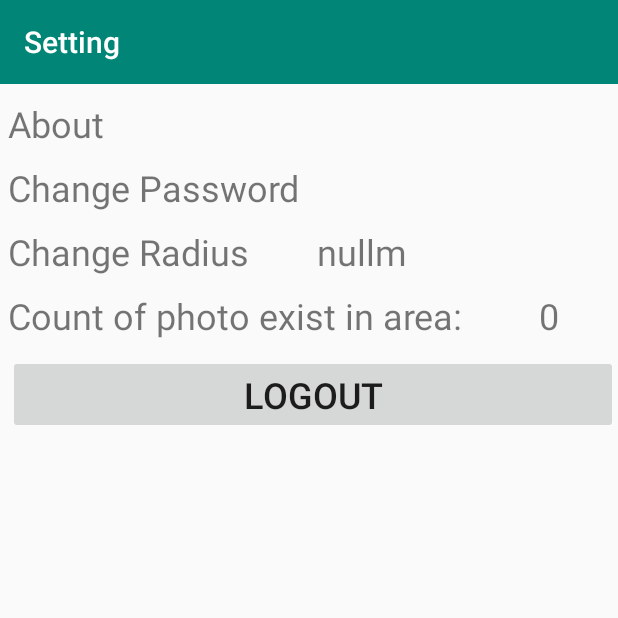
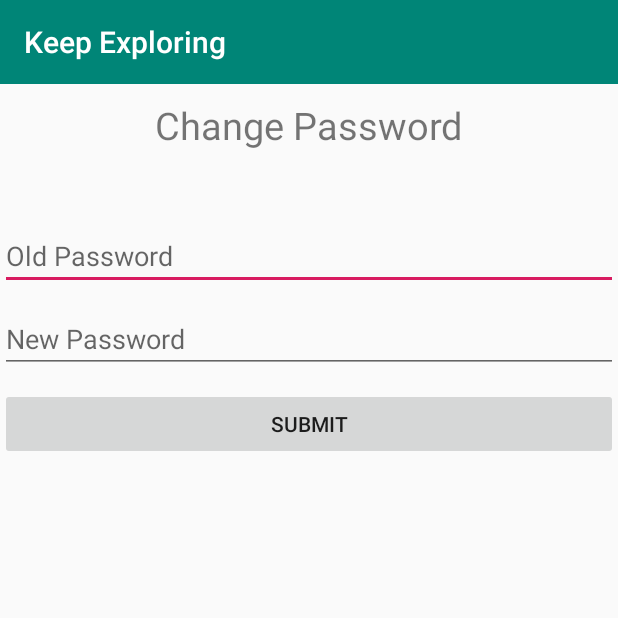
Before and after one commit to ChristK/Project, an Android app: the SetActivity screen opened directly, with no data from a screen before it, after a tap on "Change Password", on a phone screen of 412 x 824 dp, the top half of it. Run offline under Robolectric (Android 15) with nearby library versions, the phone set to English and light mode, and no system bars; 3 statements that could not run were skipped.

Commit message:
遗漏的修改密码功能

```diff
--- a/project/src/main/java/com/example/project/Activity/CameraViewActivity.java
+++ b/project/src/main/java/com/example/project/Activity/CameraViewActivity.java
@@ -148,8 +148,9 @@ public class CameraViewActivity extends AppCompatActivity  implements SurfaceHol
                     Point bestPreviewSizeValue1 = findBestPreviewSizeValue(parameters.getSupportedPreviewSizes());
                     parameters.setPreviewSize(bestPreviewSizeValue1.x, bestPreviewSizeValue1.y);
                     camera.setParameters(parameters);
-                    parameters.set("jpeg-quality", 90);
+                    parameters.set("jpeg-quality", 80);
                     camera.setParameters(parameters);
+                    camera.setDisplayOrientation(90);
                     parameters.setFocusMode(Camera.Parameters.FOCUS_MODE_AUTO);
                     camera.autoFocus(null);
                     camera.takePicture(null,null,callback);
--- /dev/null
+++ b/project/src/main/java/com/example/project/Activity/ChangePwdActivity.java
@@ -0,0 +1,115 @@
+package com.example.project.Activity;
+
+import android.content.ContentValues;
+import android.content.Intent;
+import android.content.SharedPreferences;
+import android.database.Cursor;
+import android.database.sqlite.SQLiteDatabase;
+import android.support.v7.app.AppCompatActivity;
+import android.os.Bundle;
+import android.util.Log;
+import android.view.View;
+import android.widget.Button;
+import android.widget.EditText;
+import android.widget.TextView;
+import android.widget.Toast;
+
+import com.example.project.DB.DB;
+import com.example.project.R;
+
+public class ChangePwdActivity extends AppCompatActivity {
+
+    private TextView username;
+    private EditText old_pwd;
+    private EditText new_pwd;
+    private Button submit;
+    private SharedPreferences sp;
+
+    /**
+     * Table name
+     */
+    public static final String DATABASE_USER_TABLE="table_user";
+
+    @Override
+    protected void onCreate(Bundle savedInstanceState) {
+        super.onCreate(savedInstanceState);
+        setContentView(R.layout.activity_change_pwd);
+
+        init();
+        sp=getSharedPreferences("save",MODE_PRIVATE);
+        String name =sp.getString("name",null) ;
+        username.setText(name);
+        submit.setOnClickListener(new View.OnClickListener() {
+            @Override
+            public void onClick(View v) {
+                String user=username.getText().toString().trim();
+                updatePassword(user);
+            }
+        });
+
+
+    }
+
+    private void init() {
+        username=(TextView)findViewById(R.id.username);
+        old_pwd=(EditText)findViewById(R.id.old_pwd);
+        new_pwd=(EditText)findViewById(R.id.new_pwd);
+        submit=(Button)findViewById(R.id.submit);
+    }
+
+
+    public boolean isExist(String username){
+
+        DB DB =new DB(ChangePwdActivity.this);
+        SQLiteDatabase database= DB.getReadableDatabase();
+
+        Cursor cursor=database.query(DATABASE_USER_TABLE, new String[]{"username"}, "username=?", new String[]{username}, null, null, null);
+
+        if(cursor.getCount()!=0){
+            return true;
+        }
+        return false;
+    }
+    public boolean pwdIsExist(String old_pwd){
+
+        DB DB =new DB(ChangePwdActivity.this);
+        SQLiteDatabase database= DB.getReadableDatabase();
+
+        Cursor cursor=database.query(DATABASE_USER_TABLE, new String[]{"password"}, "password=?", new String[]{old_pwd}, null, null, null);
+
+        if(cursor.getCount()!=0){
+            return true;
+        }
+        return false;
+    }
+
+    private void updatePassword(String username){
+
+        DB DB =new DB(ChangePwdActivity.this);
+        SQLiteDatabase database= DB.getReadableDatabase();
+        String newpassword_input=new_pwd.getText().toString().trim();
+        String oldpassword=old_pwd.getText().toString().trim();
+
+            if (isExist(username)==true){
+                if (pwdIsExist(oldpassword)){
+                    ContentValues values=new ContentValues();
+                    values.put("Password", newpassword_input);
+                    int line=database.update(DATABASE_USER_TABLE,values,"Username=?",new String[]{username});
+                    if(line>0){
+                        Toast.makeText(ChangePwdActivity.this,"Password Change Successful!",Toast.LENGTH_SHORT).show();
+                        finish();
+                    }
+                }else {
+                    Toast.makeText(ChangePwdActivity.this,"Old password is erroe!",Toast.LENGTH_SHORT).show();
+                }
+
+
+            }else {
+                Toast.makeText(ChangePwdActivity.this,"Username is not Exist!",Toast.LENGTH_SHORT).show();
+            }
+        database.close();
+
+        }
+
+
+}
--- a/project/src/main/java/com/example/project/Activity/MainActivity.java
+++ b/project/src/main/java/com/example/project/Activity/MainActivity.java
@@ -99,7 +99,6 @@ public class MainActivity extends AppCompatActivity {
         if (currentTab == page) {
             return;
         }
-
         //获取fragment的页码
         Fragment fragment = fragments.get(page);
         //fragment事务
--- a/project/src/main/java/com/example/project/Activity/ResultAcitvity.java
+++ b/project/src/main/java/com/example/project/Activity/ResultAcitvity.java
@@ -320,7 +320,6 @@ public class ResultAcitvity extends AppCompatActivity {
     private void addType(String type){
         ContentValues values = new ContentValues();
         values.put("Type", type);
-
         DB db=new DB(ResultAcitvity.this);
         SQLiteDatabase database=db.getReadableDatabase();
         long rowId=database.insert(DATABASE_TYPE_TABLE,null,values);
@@ -477,6 +476,8 @@ public class ResultAcitvity extends AppCompatActivity {
 
         exif.setAttribute(ExifInterface.TAG_GPS_LATITUDE, dec2DMS(location.getLatitude()));    //把经度写进exif
         exif.setAttribute(ExifInterface.TAG_GPS_LONGITUDE, dec2DMS(location.getLongitude()));     //把纬度写进exif
+        exif.setAttribute(ExifInterface.TAG_ORIENTATION, String.valueOf(ExifInterface.ORIENTATION_ROTATE_90));
+
         if (location.getLatitude() > 0)
             exif.setAttribute(ExifInterface.TAG_GPS_LATITUDE_REF, "N");
         else
--- a/project/src/main/java/com/example/project/Activity/SetActivity.java
+++ b/project/src/main/java/com/example/project/Activity/SetActivity.java
@@ -68,6 +68,7 @@ public class SetActivity extends AppCompatActivity {
             case R.id.about:
                 break;
             case R.id.changePwd:
+                startActivity(new Intent(SetActivity.this,ChangePwdActivity.class));
                 break;
             case R.id.logout:
                 logout();
--- /dev/null
+++ b/project/src/main/res/layout/activity_change_pwd.xml
@@ -0,0 +1,57 @@
+<?xml version="1.0" encoding="utf-8"?>
+<RelativeLayout xmlns:android="http://schemas.android.com/apk/res/android"
+    xmlns:app="http://schemas.android.com/apk/res-auto"
+    xmlns:tools="http://schemas.android.com/tools"
+    android:layout_width="match_parent"
+    android:layout_height="match_parent"
+    tools:context=".Activity.ChangePwdActivity">
+
+    <TextView
+        android:id="@+id/tv_value"
+        android:layout_width="wrap_content"
+        android:layout_height="wrap_content"
+        android:text="Change Password"
+        android:layout_centerHorizontal="true"
+        android:textSize="25dp"
+        android:layout_marginTop="10dp"/>
+
+    <TextView
+        android:id="@+id/username"
+        android:layout_width="wrap_content"
+        android:layout_height="wrap_content"
+        android:text="1"
+        android:layout_below="@+id/tv_value"
+        android:layout_centerHorizontal="true"
+        android:textSize="20dp"
+        android:layout_marginTop="10dp"/>
+
+    <EditText
+        android:id="@+id/old_pwd"
+        android:layout_width="match_parent"
+        android:layout_height="wrap_content"
+        android:layout_below="@+id/username"
+        android:lines="1"
+        android:hint="Old Password"
+        android:inputType="textPassword"
+        android:layout_marginTop="10dp"/>
+
+
+    <EditText
+        android:id="@+id/new_pwd"
+        android:layout_width="match_parent"
+        android:layout_height="wrap_content"
+        android:layout_below="@+id/old_pwd"
+        android:lines="1"
+        android:hint="New Password"
+        android:inputType="textPassword"
+        android:layout_marginTop="10dp"/>
+
+    <Button
+        android:id="@+id/submit"
+        android:layout_width="match_parent"
+        android:layout_height="wrap_content"
+        android:layout_below="@+id/new_pwd"
+        android:layout_marginTop="10dp"
+        android:text="Submit"/>
+
+</RelativeLayout>
```
Also changed, not shown: project/src/main/AndroidManifest.xml (+10 -7 lines).
